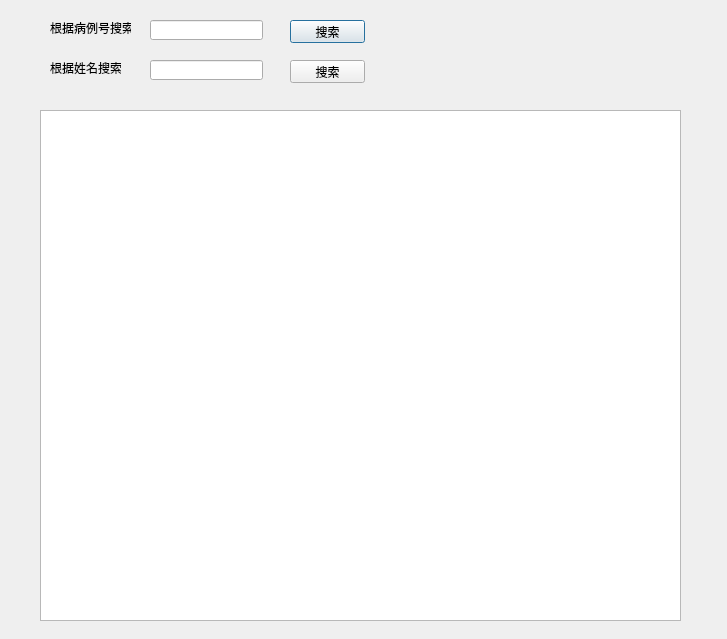
Qt form search.ui (lokiiart/xtps) before a commit.
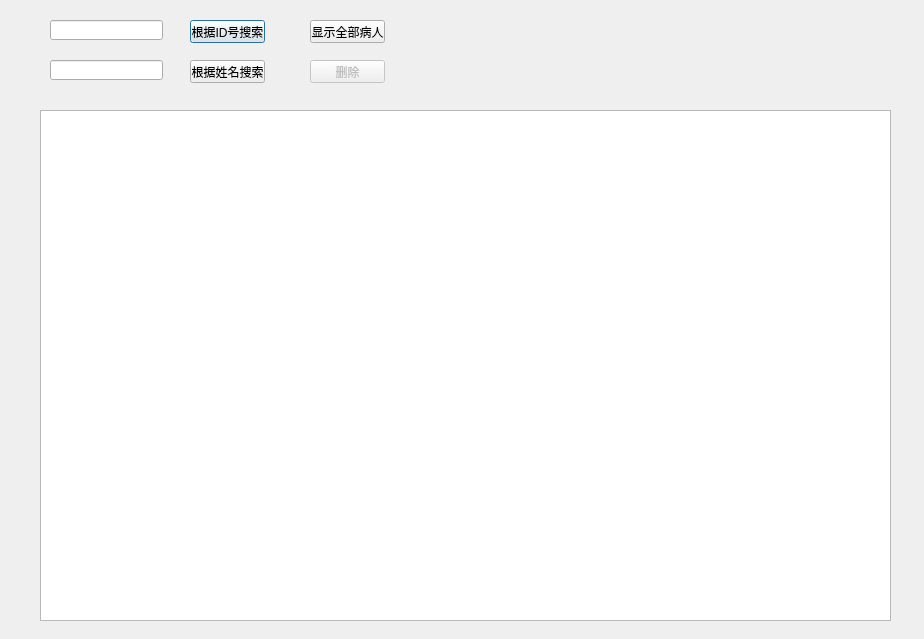
The same form after that commit.

```diff
--- a/search.ui
+++ b/search.ui
@@ -6,7 +6,7 @@
    <rect>
     <x>0</x>
     <y>0</y>
-    <width>727</width>
+    <width>924</width>
     <height>639</height>
    </rect>
   </property>
@@ -18,51 +18,25 @@
     <rect>
      <x>40</x>
      <y>110</y>
-     <width>641</width>
+     <width>851</width>
      <height>511</height>
     </rect>
    </property>
   </widget>
-  <widget class="QLabel" name="label">
-   <property name="geometry">
-    <rect>
-     <x>50</x>
-     <y>20</y>
-     <width>81</width>
-     <height>16</height>
-    </rect>
-   </property>
-   <property name="text">
-    <string>根据病例号搜索</string>
-   </property>
-  </widget>
   <widget class="QLineEdit" name="bedNum">
    <property name="geometry">
     <rect>
-     <x>150</x>
+     <x>50</x>
      <y>20</y>
      <width>113</width>
      <height>20</height>
     </rect>
    </property>
   </widget>
-  <widget class="QLabel" name="label_2">
-   <property name="geometry">
-    <rect>
-     <x>50</x>
-     <y>60</y>
-     <width>71</width>
-     <height>16</height>
-    </rect>
-   </property>
-   <property name="text">
-    <string>根据姓名搜索</string>
-   </property>
-  </widget>
   <widget class="QLineEdit" name="username">
    <property name="geometry">
     <rect>
-     <x>150</x>
+     <x>50</x>
      <y>60</y>
      <width>113</width>
      <height>20</height>
@@ -72,27 +46,56 @@
   <widget class="QPushButton" name="numBtn">
    <property name="geometry">
     <rect>
-     <x>290</x>
+     <x>190</x>
      <y>20</y>
      <width>75</width>
      <height>23</height>
     </rect>
    </property>
    <property name="text">
-    <string>搜索</string>
+    <string>根据ID号搜索</string>
    </property>
   </widget>
   <widget class="QPushButton" name="nameBtn">
    <property name="geometry">
     <rect>
-     <x>290</x>
+     <x>190</x>
      <y>60</y>
      <width>75</width>
      <height>23</height>
     </rect>
    </property>
    <property name="text">
-    <string>搜索</string>
+    <string>根据姓名搜索</string>
+   </property>
+  </widget>
+  <widget class="QPushButton" name="showAll">
+   <property name="geometry">
+    <rect>
+     <x>310</x>
+     <y>20</y>
+     <width>75</width>
+     <height>23</height>
+    </rect>
+   </property>
+   <property name="text">
+    <string>显示全部病人</string>
+   </property>
+  </widget>
+  <widget class="QPushButton" name="deleteBtn">
+   <property name="enabled">
+    <bool>false</bool>
+   </property>
+   <property name="geometry">
+    <rect>
+     <x>310</x>
+     <y>60</y>
+     <width>75</width>
+     <height>23</height>
+    </rect>
+   </property>
+   <property name="text">
+    <string>删除</string>
    </property>
   </widget>
  </widget>
```
